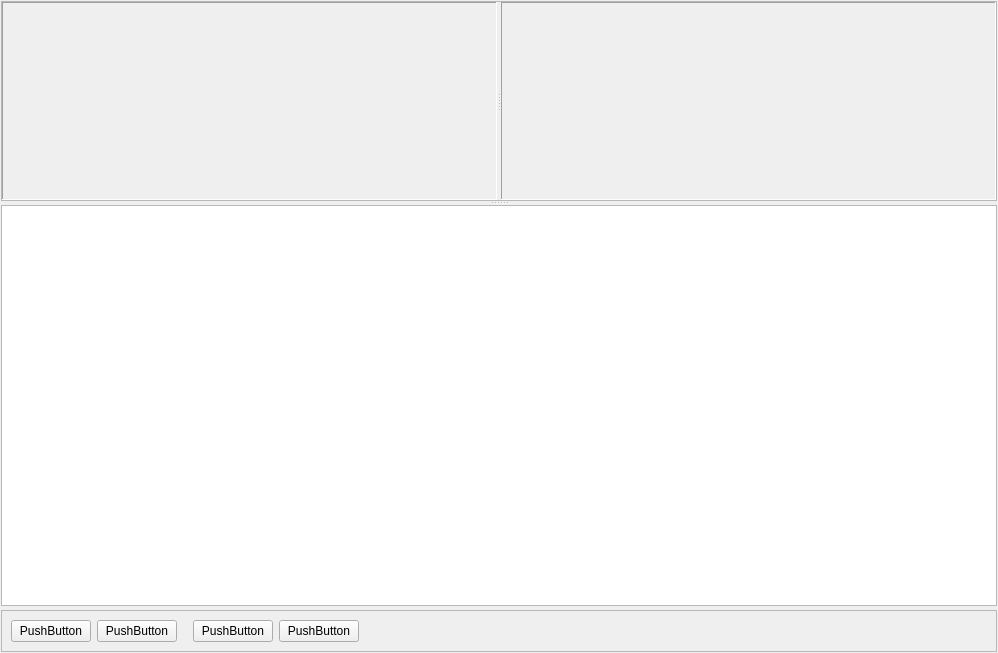
Qt form signal_analysis/visuals/channel/stab_signal/spectr/spectrstabvisualwidget.ui (grigp/a-analyser) before a commit.
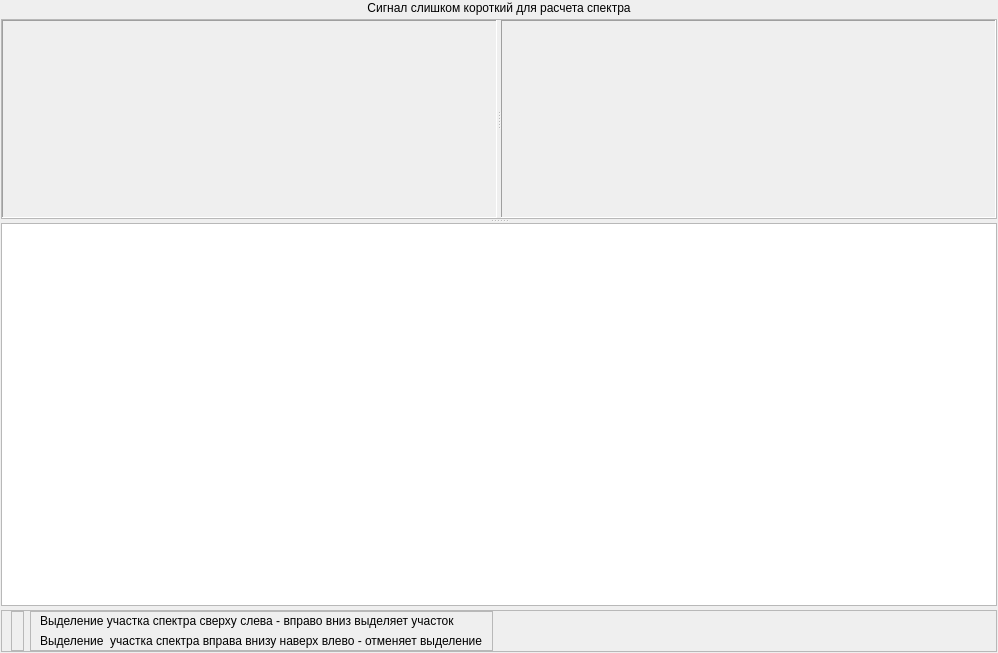
The same form after that commit. Icons and pictures are not drawn. Custom widgets are drawn as their Qt base class.

Commit message: Визуализатор спектра. Управление зумом

```diff
--- a/signal_analysis/visuals/channel/stab_signal/spectr/spectrstabvisualwidget.ui
+++ b/signal_analysis/visuals/channel/stab_signal/spectr/spectrstabvisualwidget.ui
@@ -29,6 +29,22 @@
    <property name="bottomMargin">
     <number>1</number>
    </property>
+   <item>
+    <widget class="QLabel" name="lblNoCalculated">
+     <property name="sizePolicy">
+      <sizepolicy hsizetype="Preferred" vsizetype="Fixed">
+       <horstretch>0</horstretch>
+       <verstretch>0</verstretch>
+      </sizepolicy>
+     </property>
+     <property name="text">
+      <string>Сигнал слишком короткий для расчета спектра</string>
+     </property>
+     <property name="alignment">
+      <set>Qt::AlignCenter</set>
+     </property>
+    </widget>
+   </item>
    <item>
     <widget class="QSplitter" name="splVertical">
      <property name="orientation">
@@ -147,48 +163,76 @@
       <enum>QFrame::Raised</enum>
      </property>
      <layout class="QHBoxLayout" name="horizontalLayout">
+      <property name="topMargin">
+       <number>0</number>
+      </property>
+      <property name="bottomMargin">
+       <number>0</number>
+      </property>
       <item>
-       <widget class="QPushButton" name="btnPlus">
-        <property name="text">
-         <string>PushButton</string>
+       <widget class="QFrame" name="frInfoImage">
+        <property name="frameShape">
+         <enum>QFrame::StyledPanel</enum>
         </property>
-       </widget>
-      </item>
-      <item>
-       <widget class="QPushButton" name="btnMinus">
-        <property name="text">
-         <string>PushButton</string>
+        <property name="frameShadow">
+         <enum>QFrame::Raised</enum>
         </property>
+        <layout class="QVBoxLayout" name="verticalLayout_3">
+         <property name="leftMargin">
+          <number>2</number>
+         </property>
+         <property name="topMargin">
+          <number>2</number>
+         </property>
+         <property name="rightMargin">
+          <number>2</number>
+         </property>
+         <property name="bottomMargin">
+          <number>2</number>
+         </property>
+         <item>
+          <widget class="QLabel" name="lblInfoImage">
+           <property name="text">
+            <string/>
+           </property>
+           <property name="pixmap">
+            <pixmap resource="../../../../../kernel.qrc">:/images/Info.png</pixmap>
+           </property>
+          </widget>
+         </item>
+        </layout>
        </widget>
       </item>
       <item>
-       <spacer name="horizontalSpacer_2">
-        <property name="orientation">
-         <enum>Qt::Horizontal</enum>
+       <widget class="QFrame" name="frInfo">
+        <property name="frameShape">
+         <enum>QFrame::StyledPanel</enum>
         </property>
-        <property name="sizeType">
-         <enum>QSizePolicy::Fixed</enum>
+        <property name="frameShadow">
+         <enum>QFrame::Raised</enum>
         </property>
-        <property name="sizeHint" stdset="0">
-         <size>
-          <width>10</width>
-          <height>10</height>
-         </size>
-        </property>
-       </spacer>
-      </item>
-      <item>
-       <widget class="QPushButton" name="btnCollapse">
-        <property name="text">
-         <string>PushButton</string>
-        </property>
-       </widget>
-      </item>
-      <item>
-       <widget class="QPushButton" name="btnExpand">
-        <property name="text">
-         <string>PushButton</string>
-        </property>
+        <layout class="QVBoxLayout" name="verticalLayout_2">
+         <property name="topMargin">
+          <number>2</number>
+         </property>
+         <property name="bottomMargin">
+          <number>2</number>
+         </property>
+         <item>
+          <widget class="QLabel" name="lblInfo1">
+           <property name="text">
+            <string>Выделение участка спектра сверху слева - вправо вниз выделяет участок</string>
+           </property>
+          </widget>
+         </item>
+         <item>
+          <widget class="QLabel" name="lblInfo2">
+           <property name="text">
+            <string>Выделение  участка спектра вправа внизу наверх влево - отменяет выделение</string>
+           </property>
+          </widget>
+         </item>
+        </layout>
        </widget>
       </item>
       <item>
```
Left out of the diff: 4 changed lines with no effect on the pictures. The commit also changes 7 other files.
